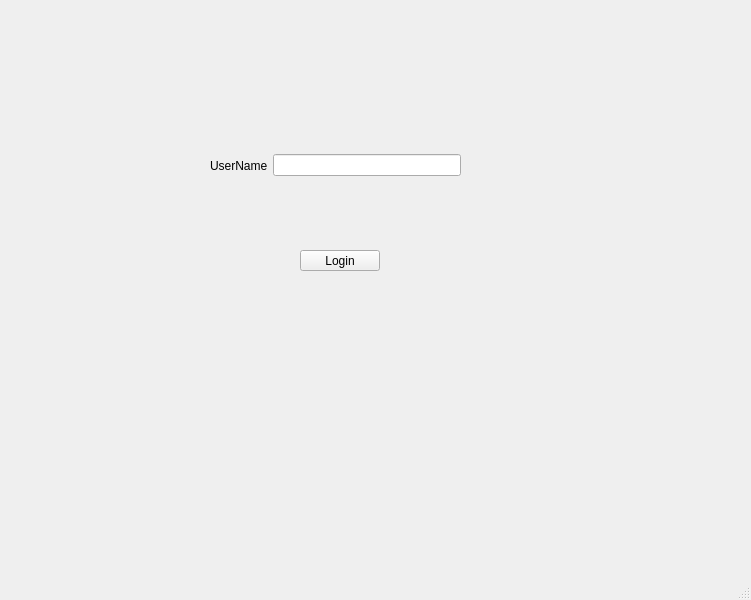
This is Triviador/UI/forms/Login.ui in andonealexandru/Triviador as Qt 5 draws it before an edit. The edited form follows.
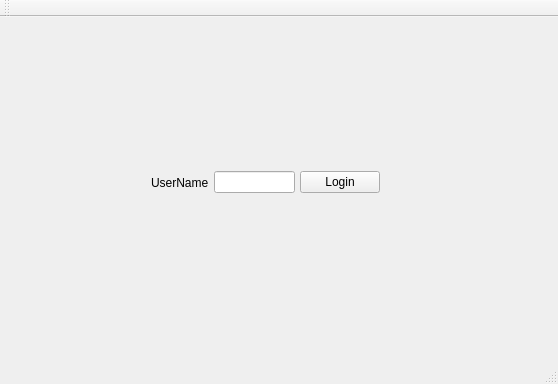
This is the edited form.

Commit message: Recreated and fixed all login and register classes.

The edit to the form file:
```diff
--- a/Triviador/UI/forms/Login.ui
+++ b/Triviador/UI/forms/Login.ui
@@ -6,8 +6,8 @@
    <rect>
     <x>0</x>
     <y>0</y>
-    <width>751</width>
-    <height>600</height>
+    <width>558</width>
+    <height>384</height>
    </rect>
   </property>
   <property name="windowTitle">
@@ -17,17 +17,17 @@
    <widget class="QWidget" name="widget" native="true">
     <property name="geometry">
      <rect>
-      <x>160</x>
-      <y>70</y>
-      <width>421</width>
-      <height>261</height>
+      <x>60</x>
+      <y>40</y>
+      <width>431</width>
+      <height>251</height>
      </rect>
     </property>
     <widget class="QWidget" name="horizontalLayoutWidget">
      <property name="geometry">
       <rect>
-       <x>50</x>
-       <y>30</y>
+       <x>80</x>
+       <y>60</y>
        <width>251</width>
        <height>131</height>
       </rect>
@@ -36,6 +36,9 @@
       <property name="spacing">
        <number>5</number>
       </property>
+      <property name="sizeConstraint">
+       <enum>QLayout::SetNoConstraint</enum>
+      </property>
       <item>
        <widget class="QLabel" name="label">
         <property name="enabled">
@@ -49,21 +52,15 @@
       <item>
        <widget class="QLineEdit" name="lineEdit_username"/>
       </item>
+      <item>
+       <widget class="QPushButton" name="pushButton">
+        <property name="text">
+         <string>Login</string>
+        </property>
+       </widget>
+      </item>
      </layout>
     </widget>
-    <widget class="QPushButton" name="pushButton">
-     <property name="geometry">
-      <rect>
-       <x>140</x>
-       <y>180</y>
-       <width>80</width>
-       <height>21</height>
-      </rect>
-     </property>
-     <property name="text">
-      <string>Login</string>
-     </property>
-    </widget>
    </widget>
   </widget>
   <widget class="QMenuBar" name="menubar">
@@ -76,8 +73,17 @@
     </rect>
    </property>
   </widget>
-  <widget class="QStatusBar" name="statusbar"/>
+  <widget class="QToolBar" name="mainToolBar">
+   <attribute name="toolBarArea">
+    <enum>TopToolBarArea</enum>
+   </attribute>
+   <attribute name="toolBarBreak">
+    <bool>false</bool>
+   </attribute>
+  </widget>
+  <widget class="QStatusBar" name="statusBar"/>
  </widget>
+ <layoutdefault spacing="6" margin="11"/>
  <resources/>
  <connections/>
 </ui>
```
Left out of the diff: 12 changed lines with no effect on the pictures. The commit also changes 11 other files.
